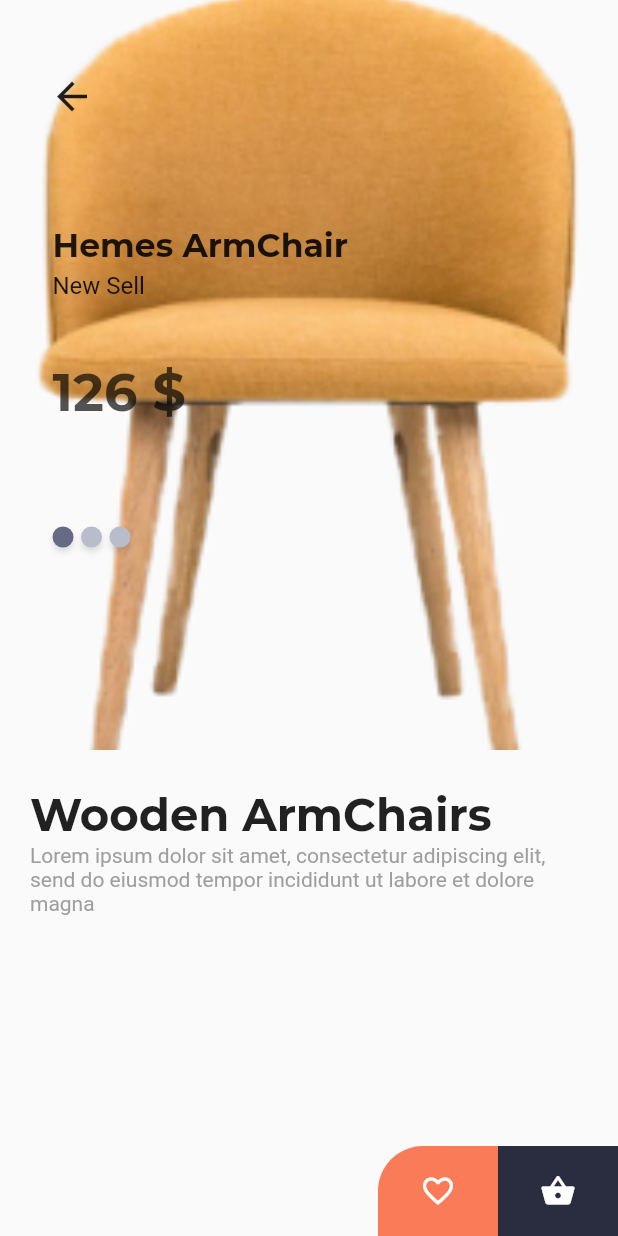
After one commit to Bleach6785/flutter_furniture_3, a Flutter app: the screen it shows after launch, after a tap on "Hemes ArmChair", on a phone screen of 412 x 824 dp. The commit adds this screen. Run offline on Flutter 3.47's test engine with Material 2 defaults, Android fonts, the phone set to English and light mode, and no system bars.

Commit message:
設計詳細資料畫面

```diff
--- a/lib/Custom_Icons.dart
+++ b/lib/Custom_Icons.dart
@@ -3,4 +3,5 @@ import 'package:flutter/material.dart';
 class CustomIcons {
   static const IconData search = IconData(0xe900, fontFamily: "CustomICons");
   static const IconData menu = IconData(0xe901, fontFamily: "CustomICons");
+  static const IconData back = IconData(0xe902, fontFamily: "CustomICons");
 }
--- /dev/null
+++ b/lib/PageIndicator.dart
@@ -0,0 +1,46 @@
+import 'package:flutter/material.dart';
+
+class PageIndicator extends StatelessWidget {
+  final int currentIndex;
+  final int pageCount;
+
+  const PageIndicator(this.currentIndex, this.pageCount);
+
+  Widget _indicator(bool isActive) {
+    return Container(
+      width: 14.0,
+      height: 14.0,
+      margin: EdgeInsets.only(
+        right: 5.0,
+      ),
+      decoration: BoxDecoration(
+        color: isActive ? Color(0xFF666a84) : Color(0xFFb9bcca),
+        shape: BoxShape.circle,
+        boxShadow: [
+          BoxShadow(
+            color: Colors.black12,
+            offset: Offset(0.0, 3.0),
+            blurRadius: 3.0,
+          ),
+        ],
+      ),
+    );
+  }
+
+  _buildIndicators() {
+    List<Widget> indicatorList = [];
+    for (int i = 0; i < pageCount; i++) {
+      indicatorList
+          .add(i == currentIndex ? _indicator(true) : _indicator(false));
+    }
+    return indicatorList;
+  }
+
+  @override
+  Widget build(BuildContext context) {
+    return Row(
+      mainAxisAlignment: MainAxisAlignment.center,
+      children: _buildIndicators(),
+    );
+  }
+}
--- /dev/null
+++ b/lib/ProductDetail.dart
@@ -0,0 +1,250 @@
+import 'package:flutter/material.dart';
+import 'package:flutter_furniture_3/Custom_Icons.dart';
+import 'package:flutter_furniture_3/PageIndicator.dart';
+import 'package:flutter_furniture_3/data.dart';
+
+class ProductDetail extends StatefulWidget {
+  @override
+  _ProductDetailState createState() => _ProductDetailState();
+}
+
+class _ProductDetailState extends State<ProductDetail>
+    with SingleTickerProviderStateMixin {
+  int currentIndex = 0;
+  AnimationController _controller;
+  Animation<double> _titleAnim;
+  Animation<double> _tagAnim;
+  Animation<double> _priceAnim;
+
+  @override
+  void initState() {
+    _controller = AnimationController(
+      duration: Duration(milliseconds: 1500),
+      vsync: this,
+    );
+    _titleAnim = Tween(begin: 0.0, end: 1.0).animate(
+      CurvedAnimation(
+        parent: _controller,
+        curve: Interval(0.0, 0.3),
+      ),
+    );
+    _tagAnim = Tween(begin: 0.0, end: 1.0).animate(
+      CurvedAnimation(
+        parent: _controller,
+        curve: Interval(0.3, 0.5),
+      ),
+    );
+    _priceAnim = Tween(begin: 0.0, end: 1.0).animate(
+      CurvedAnimation(
+        parent: _controller,
+        curve: Interval(0.5, 0.8),
+      ),
+    );
+
+    _controller.addListener(() {
+      setState(() {});
+    });
+    _controller.forward();
+    super.initState();
+  }
+
+  void _nextImage() {
+    setState(() {
+      if (currentIndex < productImage.length - 1) {
+        currentIndex++;
+        _controller.reset();
+        _controller.forward();
+      } else {
+        currentIndex = currentIndex;
+      }
+    });
+  }
+
+  void _prevImage() {
+    setState(() {
+      if (currentIndex > 0) {
+        currentIndex--;
+        _controller.reset();
+        _controller.forward();
+      } else {
+        currentIndex = 0;
+      }
+    });
+  }
+
+  @override
+  Widget build(BuildContext context) {
+    return Scaffold(
+      body: Stack(
+        children: [
+          Column(
+            children: [
+              ClipRRect(
+                borderRadius: BorderRadius.only(
+                  bottomLeft: Radius.circular(60.0),
+                ),
+                child: SizedBox(
+                  height: 500.0,
+                  child: Stack(
+                    fit: StackFit.expand,
+                    children: [
+                      Image.asset(
+                        productImage[currentIndex],
+                        fit: BoxFit.cover,
+                      ),
+                      Positioned(
+                        top: 40.0,
+                        left: 24.0,
+                        child: IconButton(
+                          icon: Icon(
+                            Icons.arrow_back,
+                            size: 30.0,
+                          ),
+                          onPressed: () {
+                            Navigator.pop(context);
+                          },
+                        ),
+                      ),
+                      Positioned(
+                        top: 150.0,
+                        left: 35.0,
+                        child: Column(
+                          crossAxisAlignment: CrossAxisAlignment.start,
+                          children: [
+                            Transform.translate(
+                              offset: Offset(0.0, 30 * (1 - _titleAnim.value)),
+                              child: Opacity(
+                                opacity: _titleAnim.value,
+                                child: Text(
+                                  productTile[currentIndex],
+                                  style: TextStyle(
+                                    fontSize: 22.0,
+                                    fontFamily: "Montserrat-Bold",
+                                  ),
+                                ),
+                              ),
+                            ),
+                            SizedBox(
+                              height: 4.0,
+                            ),
+                            Transform.translate(
+                              offset: Offset(0.0, 20 * (1 - _tagAnim.value)),
+                              child: Opacity(
+                                opacity: _tagAnim.value,
+                                child: Text(
+                                  "New Sell",
+                                  style: TextStyle(
+                                    fontSize: 16.0,
+                                  ),
+                                ),
+                              ),
+                            ),
+                            SizedBox(
+                              height: 40.0,
+                            ),
+                            Opacity(
+                              opacity: _priceAnim.value,
+                              child: Text(
+                                price[currentIndex] + " \$",
+                                style: TextStyle(
+                                  fontSize: 35.0,
+                                  fontFamily: "Montserrat-Bold",
+                                ),
+                              ),
+                            ),
+                            SizedBox(
+                              height: 40.0,
+                            ),
+                            SizedBox(
+                              height: 70.0,
+                              child: PageIndicator(
+                                  currentIndex, productImage.length),
+                            ),
+                          ],
+                        ),
+                      ),
+                      Positioned.fill(child: GestureDetector(
+                        onHorizontalDragEnd: (DragEndDetails details) {
+                          if (details.velocity.pixelsPerSecond.dx > 0) {
+                            _prevImage();
+                          } else if (details.velocity.pixelsPerSecond.dx < 0) {
+                            _nextImage();
+                          }
+                        },
+                      )),
+                    ],
+                  ),
+                ),
+              ),
+              Padding(
+                padding: EdgeInsets.only(
+                  left: 20.0,
+                  right: 20.0,
+                  top: 25.0,
+                ),
+                child: Column(
+                  crossAxisAlignment: CrossAxisAlignment.start,
+                  children: [
+                    Text(
+                      "Wooden ArmChairs",
+                      style: TextStyle(
+                        fontSize: 30.0,
+                        fontFamily: "Montserrat-Bold",
+                      ),
+                    ),
+                    Text(
+                      "Lorem ipsum dolor sit amet, consectetur adipiscing elit, send "
+                      "do eiusmod tempor incididunt ut labore et dolore magna",
+                      style: TextStyle(
+                        color: Colors.grey,
+                      ),
+                    ),
+                  ],
+                ),
+              )
+            ],
+          ),
+          Positioned(
+            right: 0.0,
+            bottom: 0.0,
+            child: ClipRRect(
+              borderRadius: BorderRadius.only(
+                topLeft: Radius.circular(30.0),
+              ),
+              child: SizedBox(
+                width: 160.0,
+                height: 60.0,
+                child: Row(
+                  children: [
+                    Expanded(
+                      child: Container(
+                        color: Color(0xFFfa7b58),
+                        child: Center(
+                          child: Icon(
+                            Icons.favorite_border,
+                            color: Colors.white,
+                          ),
+                        ),
+                      ),
+                    ),
+                    Expanded(
+                      child: Container(
+                        color: Color(0xFF2a2d3f),
+                        child: Center(
+                          child: Icon(
+                            Icons.shopping_basket,
+                            color: Colors.white,
+                          ),
+                        ),
+                      ),
+                    ),
+                  ],
+                ),
+              ),
+            ),
+          ),
+        ],
+      ),
+    );
+  }
+}
--- a/lib/data.dart
+++ b/lib/data.dart
@@ -14,3 +14,15 @@ var price = [
   "148",
   "179",
 ];
+
+var productImage = [
+  "assets/image_01.png",
+  "assets/image_02.png",
+  "assets/image_03.png",
+];
+
+var productTile = [
+  "Hemes ArmChair",
+  "Sofar ArmChair",
+  "Trupad Man",
+];
--- a/lib/main.dart
+++ b/lib/main.dart
@@ -1,6 +1,7 @@
 import 'package:flutter/material.dart';
 import 'package:flutter_furniture_3/Custom_Icons.dart';
 import 'package:flutter_furniture_3/data.dart';
+import 'package:flutter_furniture_3/ProductDetail.dart';
 
 void main() {
   runApp(MyApp());
@@ -115,7 +116,16 @@ class _HomePageState extends State<HomePage> {
                     scrollDirection: Axis.horizontal,
                     physics: BouncingScrollPhysics(),
                     itemBuilder: (context, index) {
-                      return Padding(
+                      return InkWell(
+                        onTap: () {
+                          Navigator.push(
+                            context,
+                            MaterialPageRoute(
+                              builder: (context) => ProductDetail(),
+                            ),
+                          );
+                        },
+                        child: Padding(
                           padding: EdgeInsets.only(
                             left: 35.0,
                             bottom: 60.0,
@@ -206,6 +216,7 @@ class _HomePageState extends State<HomePage> {
                               ],
                             ),
                           ),
+                        ),
                       );
                     },
                   ),
```
Also changed, not shown: pubspec.lock. Lines whose indentation alone changed are shown as unchanged.
